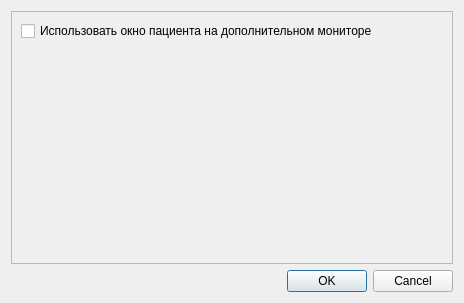
Before: the Qt Designer form aanalysersettings.ui in grigp/a-analyser, drawn with Qt 5.
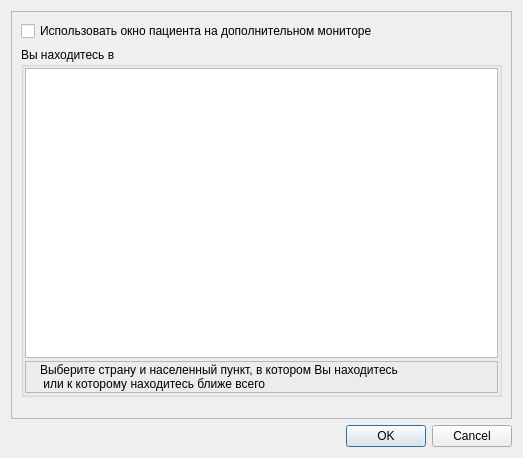
After: the same form once the commit is applied. Icons and pictures are not drawn.

Commit message: Построение дерева локализации пользователя в окне настроек

Patch:
```diff
--- a/aanalysersettings.ui
+++ b/aanalysersettings.ui
@@ -6,8 +6,8 @@
    <rect>
     <x>0</x>
     <y>0</y>
-    <width>464</width>
-    <height>303</height>
+    <width>523</width>
+    <height>458</height>
    </rect>
   </property>
   <property name="windowTitle">
@@ -30,6 +30,94 @@
         </property>
        </widget>
       </item>
+      <item>
+       <widget class="QGroupBox" name="gbUserLocalize">
+        <property name="minimumSize">
+         <size>
+          <width>0</width>
+          <height>350</height>
+         </size>
+        </property>
+        <property name="title">
+         <string>Вы находитесь в</string>
+        </property>
+        <layout class="QVBoxLayout" name="verticalLayout_3">
+         <property name="spacing">
+          <number>3</number>
+         </property>
+         <property name="leftMargin">
+          <number>1</number>
+         </property>
+         <property name="topMargin">
+          <number>1</number>
+         </property>
+         <property name="rightMargin">
+          <number>1</number>
+         </property>
+         <property name="bottomMargin">
+          <number>1</number>
+         </property>
+         <item>
+          <widget class="QTreeView" name="tvUserLocalize">
+           <attribute name="headerVisible">
+            <bool>false</bool>
+           </attribute>
+          </widget>
+         </item>
+         <item>
+          <widget class="QFrame" name="frame_2">
+           <property name="frameShape">
+            <enum>QFrame::StyledPanel</enum>
+           </property>
+           <property name="frameShadow">
+            <enum>QFrame::Raised</enum>
+           </property>
+           <layout class="QHBoxLayout" name="horizontalLayout">
+            <property name="spacing">
+             <number>6</number>
+            </property>
+            <property name="leftMargin">
+             <number>1</number>
+            </property>
+            <property name="topMargin">
+             <number>1</number>
+            </property>
+            <property name="rightMargin">
+             <number>1</number>
+            </property>
+            <property name="bottomMargin">
+             <number>1</number>
+            </property>
+            <item>
+             <widget class="QLabel" name="lblUserLocalizeInfoPic">
+              <property name="sizePolicy">
+               <sizepolicy hsizetype="Fixed" vsizetype="Preferred">
+                <horstretch>0</horstretch>
+                <verstretch>0</verstretch>
+               </sizepolicy>
+              </property>
+              <property name="text">
+               <string/>
+              </property>
+              <property name="pixmap">
+               <pixmap resource="kernel.qrc">:/images/Info.png</pixmap>
+              </property>
+             </widget>
+            </item>
+            <item>
+             <widget class="QLabel" name="lblUserLocalizeInfo">
+              <property name="text">
+               <string>Выберите страну и населенный пункт, в котором Вы находитесь
+ или к которому находитесь ближе всего</string>
+              </property>
+             </widget>
+            </item>
+           </layout>
+          </widget>
+         </item>
+        </layout>
+       </widget>
+      </item>
       <item>
        <spacer name="verticalSpacer">
         <property name="orientation">
```
Left out of the diff: 4 changed lines with no effect on the pictures. The commit also changes 5 other files.
